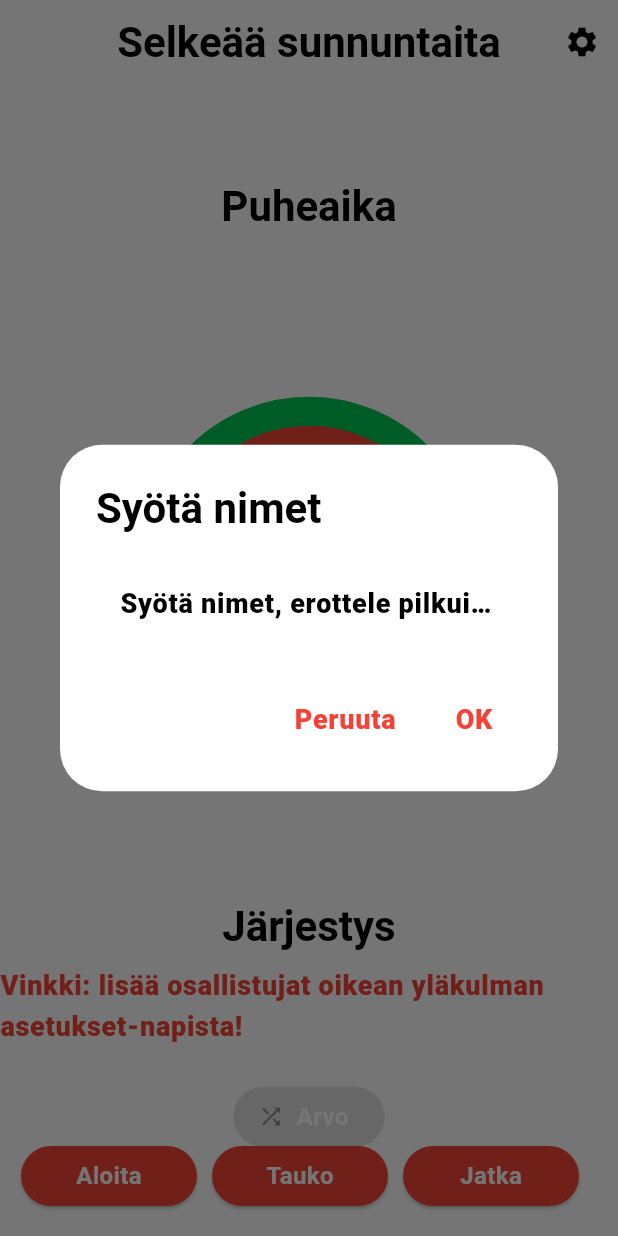
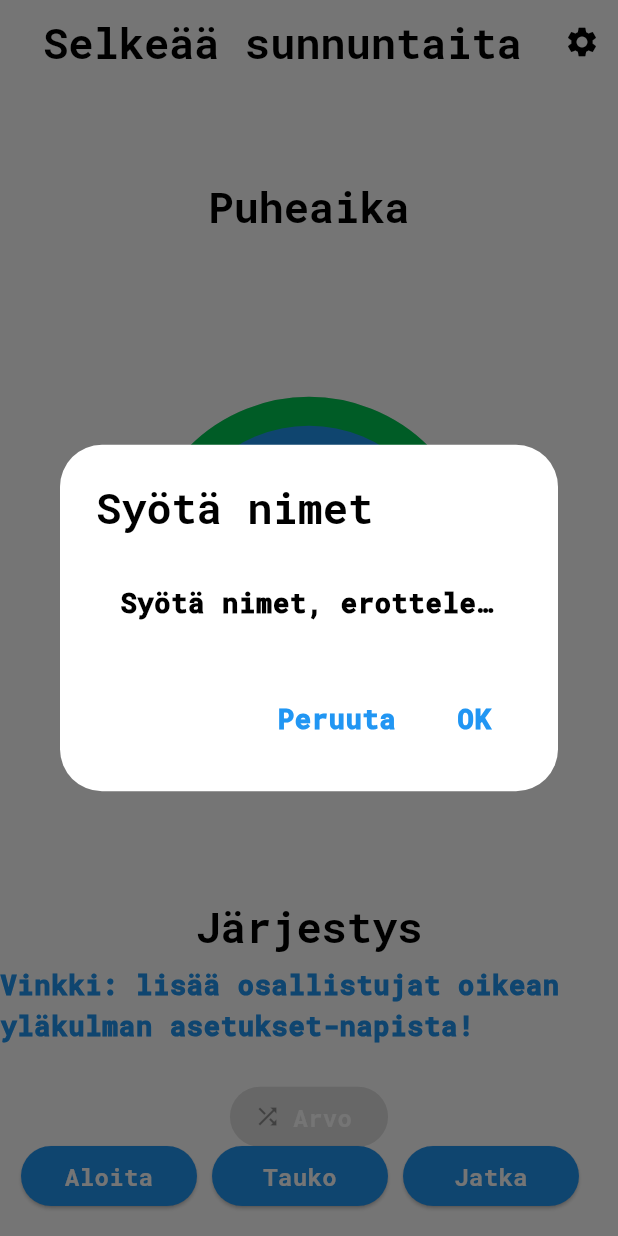
Before and after one commit to areee/flutter_participants_lottery, a Flutter app: the screen it shows after launch, after a tap on the "settings" icon, on a phone screen of 412 x 824 dp. Run offline on Flutter 3.47's test engine with Material 2 defaults, Android fonts, the light colour scheme and no system bars; drawn by our look-alikes of circular_countdown_timer; our stand-ins replace google_fonts, shared_preferences; missing offline and left inert: emoji_alert.

Commit message:
Update FPL theme to 'Winter 2023'

```diff
--- a/lib/fpl_themes.dart
+++ b/lib/fpl_themes.dart
@@ -2,20 +2,20 @@ import 'package:flutter/material.dart';
 import 'package:google_fonts/google_fonts.dart';
 
 ThemeData lightFplTheme(BuildContext context) {
-  return _lightChristmas2022Theme(context);
+  return _lightWinter2023Theme(context);
 }
 
 ThemeData darkFplTheme(BuildContext context) {
-  return _darkChristmas2022Theme(context);
+  return _darkWinter2023Theme(context);
 }
 
-/// Christmas 2022 theme for light mode.
-ThemeData _lightChristmas2022Theme(BuildContext context) {
+/// Winter 2023 theme for light mode.
+ThemeData _lightWinter2023Theme(BuildContext context) {
   return ThemeData(
     colorScheme: ColorScheme.fromSwatch(
-            primarySwatch: Colors.red, brightness: Brightness.light)
+            primarySwatch: Colors.blue, brightness: Brightness.light)
         .copyWith(secondary: Colors.greenAccent[700]),
-    textTheme: GoogleFonts.mountainsOfChristmasTextTheme(
+    textTheme: GoogleFonts.robotoMonoTextTheme(
       Theme.of(context).textTheme.copyWith(
             headline3: const TextStyle(
               fontSize: 40.0,
@@ -28,7 +28,7 @@ ThemeData _lightChristmas2022Theme(BuildContext context) {
             bodyText1: const TextStyle(
               fontSize: 18.0,
               fontWeight: FontWeight.w900,
-              color: Colors.red,
+              color: Colors.blue,
             ),
             bodyText2: const TextStyle(
               fontSize: 16.0,
@@ -41,13 +41,13 @@ ThemeData _lightChristmas2022Theme(BuildContext context) {
   );
 }
 
-/// Christmas 2022 theme for dark mode.
-ThemeData _darkChristmas2022Theme(BuildContext context) {
+/// Winter 2023 theme for dark mode.
+ThemeData _darkWinter2023Theme(BuildContext context) {
   return ThemeData(
     colorScheme: ColorScheme.fromSwatch(
-            primarySwatch: Colors.red, brightness: Brightness.dark)
+            primarySwatch: Colors.blue, brightness: Brightness.dark)
         .copyWith(secondary: Colors.greenAccent[700]),
-    textTheme: GoogleFonts.mountainsOfChristmasTextTheme(
+    textTheme: GoogleFonts.robotoMonoTextTheme(
       Theme.of(context)
           .textTheme
           .copyWith(
@@ -62,7 +62,7 @@ ThemeData _darkChristmas2022Theme(BuildContext context) {
             bodyText1: const TextStyle(
               fontSize: 18.0,
               fontWeight: FontWeight.w900,
-              color: Colors.red,
+              color: Colors.blue,
             ),
             bodyText2: const TextStyle(
               fontSize: 16.0,
```
